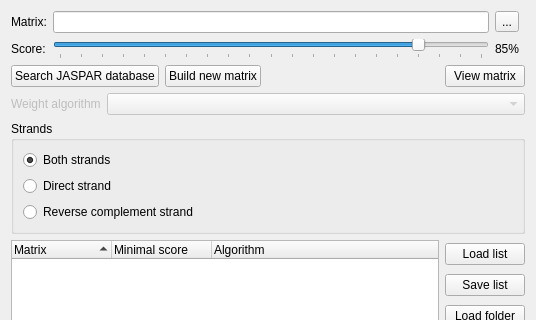
First picture: the form in src/plugins/weight_matrix/src/ui/PWMSearchDialog.ui, repository violethaze74/ugene, before the edit; both pictures show x 0 to 536 and y 0 to 320 of the 536 by 575 pixel window.
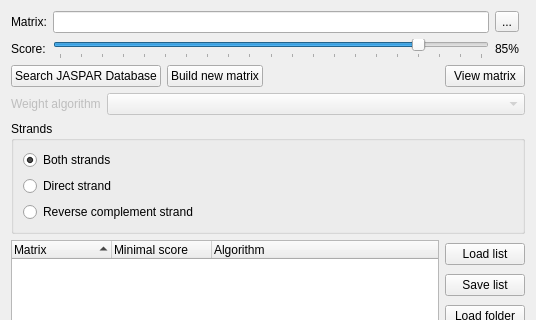
Second picture: the form after the edit.

Diff of the .ui file:
```diff
--- a/src/plugins/weight_matrix/src/ui/PWMSearchDialog.ui
+++ b/src/plugins/weight_matrix/src/ui/PWMSearchDialog.ui
@@ -92,7 +92,7 @@
      <item>
       <widget class="QPushButton" name="jasparButton">
        <property name="text">
-        <string>Search JASPAR database</string>
+        <string>Search JASPAR Database</string>
        </property>
       </widget>
      </item>
```
